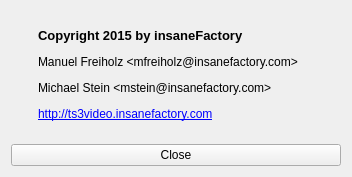
The window that projects/qts3videoclient/src/aboutwidget.ui (mfreiholz/ts3video) describes before a commit, drawn with Qt 5.
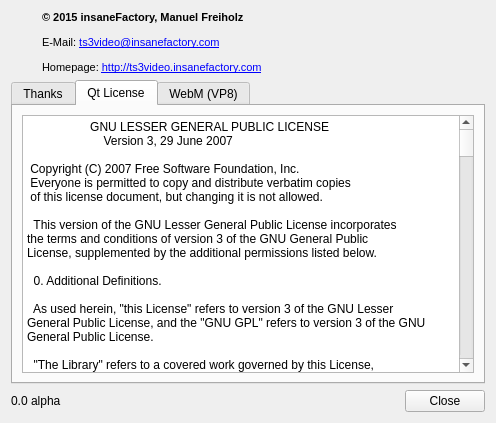
The same window after the commit. The open tabs and pages were chosen to show the change. Icons and pictures are not drawn.

Commit message: Updates about dialog with license and version information.

Patch:
```diff
--- a/projects/qts3videoclient/src/aboutwidget.ui
+++ b/projects/qts3videoclient/src/aboutwidget.ui
@@ -6,8 +6,8 @@
    <rect>
     <x>0</x>
     <y>0</y>
-    <width>352</width>
-    <height>177</height>
+    <width>496</width>
+    <height>423</height>
    </rect>
   </property>
   <property name="windowTitle">
@@ -17,7 +17,7 @@
    <item>
     <layout class="QHBoxLayout" name="horizontalLayout" stretch="0,1">
      <property name="spacing">
-      <number>20</number>
+      <number>24</number>
      </property>
      <item>
       <widget class="QLabel" name="label">
@@ -32,7 +32,13 @@
      <item>
       <widget class="QLabel" name="label_2">
        <property name="text">
-        <string>&lt;html&gt;&lt;head/&gt;&lt;body&gt;&lt;p&gt;&lt;span style=&quot; font-size:10pt; font-weight:600;&quot;&gt;Copyright 2015 by insaneFactory&lt;/span&gt;&lt;/p&gt;&lt;p&gt;Manuel Freiholz &amp;lt;mfreiholz@insanefactory.com&amp;gt;&lt;/p&gt;&lt;p&gt;Michael Stein &amp;lt;mstein@insanefactory.com&amp;gt;&lt;/p&gt;&lt;p&gt;&lt;a href=&quot;http://ts3video.insanefactory.com&quot;&gt;&lt;span style=&quot; text-decoration: underline; color:#0000ff;&quot;&gt;http://ts3video.insanefactory.com&lt;/span&gt;&lt;/a&gt;&lt;/p&gt;&lt;/body&gt;&lt;/html&gt;</string>
+        <string>&lt;!DOCTYPE HTML PUBLIC &quot;-//W3C//DTD HTML 4.0//EN&quot; &quot;http://www.w3.org/TR/REC-html40/strict.dtd&quot;&gt;
+&lt;html&gt;&lt;head&gt;&lt;meta name=&quot;qrichtext&quot; content=&quot;1&quot; /&gt;&lt;style type=&quot;text/css&quot;&gt;
+p, li { white-space: pre-wrap; }
+&lt;/style&gt;&lt;/head&gt;&lt;body style=&quot; font-family:'MS Shell Dlg 2'; font-size:8pt; font-weight:400; font-style:normal;&quot;&gt;
+&lt;p style=&quot; margin-top:12px; margin-bottom:12px; margin-left:0px; margin-right:0px; -qt-block-indent:0; text-indent:0px;&quot;&gt;&lt;span style=&quot; font-weight:600;&quot;&gt;© 2015 insaneFactory, Manuel Freiholz&lt;/span&gt;&lt;/p&gt;
+&lt;p style=&quot; margin-top:12px; margin-bottom:12px; margin-left:0px; margin-right:0px; -qt-block-indent:0; text-indent:0px;&quot;&gt;E-Mail: &lt;a href=&quot;mailto:ts3video@insanefactory.com&quot;&gt;&lt;span style=&quot; text-decoration: underline; color:#0000ff;&quot;&gt;ts3video@insanefactory.com&lt;/span&gt;&lt;/a&gt;&lt;/p&gt;
+&lt;p style=&quot; margin-top:12px; margin-bottom:12px; margin-left:0px; margin-right:0px; -qt-block-indent:0; text-indent:0px;&quot;&gt;Homepage: &lt;a href=&quot;http://ts3video.insanefactory.com&quot;&gt;&lt;span style=&quot; text-decoration: underline; color:#0000ff;&quot;&gt;http://ts3video.insanefactory.com&lt;/span&gt;&lt;/a&gt;&lt;/p&gt;&lt;/body&gt;&lt;/html&gt;</string>
        </property>
        <property name="textFormat">
         <enum>Qt::RichText</enum>
@@ -45,12 +51,772 @@
     </layout>
    </item>
    <item>
-    <widget class="QPushButton" name="pushButton">
-     <property name="text">
-      <string>Close</string>
+    <widget class="QTabWidget" name="tabWidget">
+     <property name="currentIndex">
+      <number>0</number>
      </property>
+     <widget class="QWidget" name="tab">
+      <attribute name="title">
+       <string>Thanks</string>
+      </attribute>
+      <layout class="QVBoxLayout" name="verticalLayout_4">
+       <item>
+        <widget class="QLabel" name="label_3">
+         <property name="text">
+          <string>Michael Stein, Software Developer</string>
+         </property>
+         <property name="alignment">
+          <set>Qt::AlignLeading|Qt::AlignLeft|Qt::AlignTop</set>
+         </property>
+        </widget>
+       </item>
+      </layout>
+     </widget>
+     <widget class="QWidget" name="tab_2">
+      <attribute name="title">
+       <string>Qt License</string>
+      </attribute>
+      <layout class="QVBoxLayout" name="verticalLayout_2">
+       <item>
+        <widget class="QPlainTextEdit" name="plainTextEdit">
+         <property name="readOnly">
+          <bool>true</bool>
+         </property>
+         <property name="plainText">
+          <string>                   GNU LESSER GENERAL PUBLIC LICENSE
+                       Version 3, 29 June 2007
+
+ Copyright (C) 2007 Free Software Foundation, Inc. &lt;http://fsf.org/&gt;
+ Everyone is permitted to copy and distribute verbatim copies
+ of this license document, but changing it is not allowed.
+
+  This version of the GNU Lesser General Public License incorporates
+the terms and conditions of version 3 of the GNU General Public
+License, supplemented by the additional permissions listed below.
+
+  0. Additional Definitions.
+
+  As used herein, &quot;this License&quot; refers to version 3 of the GNU Lesser
+General Public License, and the &quot;GNU GPL&quot; refers to version 3 of the GNU
+General Public License.
+
+  &quot;The Library&quot; refers to a covered work governed by this License,
+other than an Application or a Combined Work as defined below.
+
+  An &quot;Application&quot; is any work that makes use of an interface provided
+by the Library, but which is not otherwise based on the Library.
+Defining a subclass of a class defined by the Library is deemed a mode
+of using an interface provided by the Library.
+
+  A &quot;Combined Work&quot; is a work produced by combining or linking an
+Application with the Library.  The particular version of the Library
+with which the Combined Work was made is also called the &quot;Linked
+Version&quot;.
+
+  The &quot;Minimal Corresponding Source&quot; for a Combined Work means the
+Corresponding Source for the Combined Work, excluding any source code
+for portions of the Combined Work that, considered in isolation, are
+based on the Application, and not on the Linked Version.
+
+  The &quot;Corresponding Application Code&quot; for a Combined Work means the
+object code and/or source code for the Application, including any data
+and utility programs needed for reproducing the Combined Work from the
+Application, but excluding the System Libraries of the Combined Work.
+
+  1. Exception to Section 3 of the GNU GPL.
+
+  You may convey a covered work under sections 3 and 4 of this License
+without being bound by section 3 of the GNU GPL.
+
+  2. Conveying Modified Versions.
+
+  If you modify a copy of the Library, and, in your modifications, a
+facility refers to a function or data to be supplied by an Application
+that uses the facility (other than as an argument passed when the
+facility is invoked), then you may convey a copy of the modified
+version:
+
+   a) under this License, provided that you make a good faith effort to
+   ensure that, in the event an Application does not supply the
+   function or data, the facility still operates, and performs
+   whatever part of its purpose remains meaningful, or
+
+   b) under the GNU GPL, with none of the additional permissions of
+   this License applicable to that copy.
+
+  3. Object Code Incorporating Material from Library Header Files.
+
+  The object code form of an Application may incorporate material from
+a header file that is part of the Library.  You may convey such object
+code under terms of your choice, provided that, if the incorporated
+material is not limited to numerical parameters, data structure
+layouts and accessors, or small macros, inline functions and templates
+(ten or fewer lines in length), you do both of the following:
+
+   a) Give prominent notice with each copy of the object code that the
+   Library is used in it and that the Library and its use are
+   covered by this License.
+
+   b) Accompany the object code with a copy of the GNU GPL and this license
+   document.
+
+  4. Combined Works.
+
+  You may convey a Combined Work under terms of your choice that,
+taken together, effectively do not restrict modification of the
+portions of the Library contained in the Combined Work and reverse
+engineering for debugging such modifications, if you also do each of
+the following:
+
+   a) Give prominent notice with each copy of the Combined Work that
+   the Library is used in it and that the Library and its use are
+   covered by this License.
+
+   b) Accompany the Combined Work with a copy of the GNU GPL and this license
+   document.
+
+   c) For a Combined Work that displays copyright notices during
+   execution, include the copyright notice for the Library among
+   these notices, as well as a reference directing the user to the
+   copies of the GNU GPL and this license document.
+
+   d) Do one of the following:
+
+       0) Convey the Minimal Corresponding Source under the terms of this
+       License, and the Corresponding Application Code in a form
+       suitable for, and under terms that permit, the user to
+       recombine or relink the Application with a modified version of
+       the Linked Version to produce a modified Combined Work, in the
+       manner specified by section 6 of the GNU GPL for conveying
+       Corresponding Source.
+
+       1) Use a suitable shared library mechanism for linking with the
+       Library.  A suitable mechanism is one that (a) uses at run time
+       a copy of the Library already present on the user's computer
+       system, and (b) will operate properly with a modified version
+       of the Library that is interface-compatible with the Linked
+       Version.
+
+   e) Provide Installation Information, but only if you would otherwise
+   be required to provide such information under section 6 of the
+   GNU GPL, and only to the extent that such information is
+   necessary to install and execute a modified version of the
+   Combined Work produced by recombining or relinking the
+   Application with a modified version of the Linked Version. (If
+   you use option 4d0, the Installation Information must accompany
+   the Minimal Corresponding Source and Corresponding Application
+   Code. If you use option 4d1, you must provide the Installation
+   Information in the manner specified by section 6 of the GNU GPL
+   for conveying Corresponding Source.)
+
+  5. Combined Libraries.
+
+  You may place library facilities that are a work based on the
+Library side by side in a single library together with other library
+facilities that are not Applications and are not covered by this
+License, and convey such a combined library under terms of your
+choice, if you do both of the following:
+
+   a) Accompany the combined library with a copy of the same work based
+   on the Library, uncombined with any other library facilities,
+   conveyed under the terms of this License.
+
+   b) Give prominent notice with the combined library that part of it
+   is a work based on the Library, and explaining where to find the
+   accompanying uncombined form of the same work.
+
+  6. Revised Versions of the GNU Lesser General Public License.
+
+  The Free Software Foundation may publish revised and/or new versions
+of the GNU Lesser General Public License from time to time. Such new
+versions will be similar in spirit to the present version, but may
+differ in detail to address new problems or concerns.
+
+  Each version is given a distinguishing version number. If the
+Library as you received it specifies that a certain numbered version
+of the GNU Lesser General Public License &quot;or any later version&quot;
+applies to it, you have the option of following the terms and
+conditions either of that published version or of any later version
+published by the Free Software Foundation. If the Library as you
+received it does not specify a version number of the GNU Lesser
+General Public License, you may choose any version of the GNU Lesser
+General Public License ever published by the Free Software Foundation.
+
+  If the Library as you received it specifies that a proxy can decide
+whether future versions of the GNU Lesser General Public License shall
+apply, that proxy's public statement of acceptance of any version is
+permanent authorization for you to choose that version for the
+Library.
+LGPL version 2.1
+
+                  GNU LESSER GENERAL PUBLIC LICENSE
+                       Version 2.1, February 1999
+
+ Copyright (C) 1991, 1999 Free Software Foundation, Inc.
+ 51 Franklin Street, Fifth Floor, Boston, MA  02110-1301  USA
+ Everyone is permitted to copy and distribute verbatim copies
+ of this license document, but changing it is not allowed.
+
+[This is the first released version of the Lesser GPL.  It also counts
+ as the successor of the GNU Library Public License, version 2, hence
+ the version number 2.1.]
+
+                            Preamble
+
+  The licenses for most software are designed to take away your
+freedom to share and change it.  By contrast, the GNU General Public
+Licenses are intended to guarantee your freedom to share and change
+free software--to make sure the software is free for all its users.
+
+  This license, the Lesser General Public License, applies to some
+specially designated software packages--typically libraries--of the
+Free Software Foundation and other authors who decide to use it.  You
+can use it too, but we suggest you first think carefully about whether
+this license or the ordinary General Public License is the better
+strategy to use in any particular case, based on the explanations below.
+
+  When we speak of free software, we are referring to freedom of use,
+not price.  Our General Public Licenses are designed to make sure that
+you have the freedom to distribute copies of free software (and charge
+for this service if you wish); that you receive source code or can get
+it if you want it; that you can change the software and use pieces of
+it in new free programs; and that you are informed that you can do
+these things.
+
+  To protect your rights, we need to make restrictions that forbid
+distributors to deny you these rights or to ask you to surrender these
+rights.  These restrictions translate to certain responsibilities for
+you if you distribute copies of the library or if you modify it.
+
+  For example, if you distribute copies of the library, whether gratis
+or for a fee, you must give the recipients all the rights that we gave
+you.  You must make sure that they, too, receive or can get the source
+code.  If you link other code with the library, you must provide
+complete object files to the recipients, so that they can relink them
+with the library after making changes to the library and recompiling
+it.  And you must show them these terms so they know their rights.
+
+  We protect your rights with a two-step method: (1) we copyright the
+library, and (2) we offer you this license, which gives you legal
+permission to copy, distribute and/or modify the library.
+
+  To protect each distributor, we want to make it very clear that
+there is no warranty for the free library.  Also, if the library is
+modified by someone else and passed on, the recipients should know
+that what they have is not the original version, so that the original
+author's reputation will not be affected by problems that might be
+introduced by others.
+
+  Finally, software patents pose a constant threat to the existence of
+any free program.  We wish to make sure that a company cannot
+effectively restrict the users of a free program by obtaining a
+restrictive license from a patent holder.  Therefore, we insist that
+any patent license obtained for a version of the library must be
+consistent with the full freedom of use specified in this license.
+
+  Most GNU software, including some libraries, is covered by the
+ordinary GNU General Public License.  This license, the GNU Lesser
+General Public License, applies to certain designated libraries, and
+is quite different from the ordinary General Public License.  We use
+this license for certain libraries in order to permit linking those
+libraries into non-free programs.
+
+  When a program is linked with a library, whether statically or using
+a shared library, the combination of the two is legally speaking a
+combined work, a derivative of the original library.  The ordinary
+General Public License therefore permits such linking only if the
+entire combination fits its criteria of freedom.  The Lesser General
+Public License permits more lax criteria for linking other code with
+the library.
+
+  We call this license the &quot;Lesser&quot; General Public License because it
+does Less to protect the user's freedom than the ordinary General
+Public License.  It also provides other free software developers Less
+of an advantage over competing non-free programs.  These disadvantages
+are the reason we use the ordinary General Public License for many
+libraries.  However, the Lesser license provides advantages in certain
+special circumstances.
+
+  For example, on rare occasions, there may be a special need to
+encourage the widest possible use of a certain library, so that it becomes
+a de-facto standard.  To achieve this, non-free programs must be
+allowed to use the library.  A more frequent case is that a free
+library does the same job as widely used non-free libraries.  In this
+case, there is little to gain by limiting the free library to free
+software only, so we use the Lesser General Public License.
+
+  In other cases, permission to use a particular library in non-free
+programs enables a greater number of people to use a large body of
+free software.  For example, permission to use the GNU C Library in
+non-free programs enables many more people to use the whole GNU
+operating system, as well as its variant, the GNU/Linux operating
+system.
+
+  Although the Lesser General Public License is Less protective of the
+users' freedom, it does ensure that the user of a program that is
+linked with the Library has the freedom and the wherewithal to run
+that program using a modified version of the Library.
+
+  The precise terms and conditions for copying, distribution and
+modification follow.  Pay close attention to the difference between a
+&quot;work based on the library&quot; and a &quot;work that uses the library&quot;.  The
+former contains code derived from the library, whereas the latter must
+be combined with the library in order to run.
+
+                  GNU LESSER GENERAL PUBLIC LICENSE
+   TERMS AND CONDITIONS FOR COPYING, DISTRIBUTION AND MODIFICATION
+
+  0. This License Agreement applies to any software library or other
+program which contains a notice placed by the copyright holder or
+other authorized party saying it may be distributed under the terms of
+this Lesser General Public License (also called &quot;this License&quot;).
+Each licensee is addressed as &quot;you&quot;.
+
+  A &quot;library&quot; means a collection of software functions and/or data
+prepared so as to be conveniently linked with application programs
+(which use some of those functions and data) to form executables.
+
+  The &quot;Library&quot;, below, refers to any such software library or work
+which has been distributed under these terms.  A &quot;work based on the
+Library&quot; means either the Library or any derivative work under
+copyright law: that is to say, a work containing the Library or a
+portion of it, either verbatim or with modifications and/or translated
+straightforwardly into another language.  (Hereinafter, translation is
+included without limitation in the term &quot;modification&quot;.)
+
+  &quot;Source code&quot; for a work means the preferred form of the work for
+making modifications to it.  For a library, complete source code means
+all the source code for all modules it contains, plus any associated
+interface definition files, plus the scripts used to control compilation
+and installation of the library.
+
+  Activities other than copying, distribution and modification are not
+covered by this License; they are outside its scope.  The act of
+running a program using the Library is not restricted, and output from
+such a program is covered only if its contents constitute a work based
+on the Library (independent of the use of the Library in a tool for
+writing it).  Whether that is true depends on what the Library does
+and what the program that uses the Library does.
+
+  1. You may copy and distribute verbatim copies of the Library's
+complete source code as you receive it, in any medium, provided that
+you conspicuously and appropriately publish on each copy an
+appropriate copyright notice and disclaimer of warranty; keep intact
+all the notices that refer to this License and to the absence of any
+warranty; and distribute a copy of this License along with the
+Library.
+
+  You may charge a fee for the physical act of transferring a copy,
+and you may at your option offer warranty protection in exchange for a
+fee.
+
+  2. You may modify your copy or copies of the Library or any portion
+of it, thus forming a work based on the Library, and copy and
+distribute such modifications or work under the terms of Section 1
+above, provided that you also meet all of these conditions:
+
+    a) The modified work must itself be a software library.
+
+    b) You must cause the files modified to carry prominent notices
+    stating that you changed the files and the date of any change.
+
+    c) You must cause the whole of the work to be licensed at no
+    charge to all third parties under the terms of this License.
+
+    d) If a facility in the modified Library refers to a function or a
+    table of data to be supplied by an application program that uses
+    the facility, other than as an argument passed when the facility
+    is invoked, then you must make a good faith effort to ensure that,
+    in the event an application does not supply such function or
+    table, the facility still operates, and performs whatever part of
+    its purpose remains meaningful.
+
+    (For example, a function in a library to compute square roots has
+    a purpose that is entirely well-defined independent of the
+    application.  Therefore, Subsection 2d requires that any
+    application-supplied function or table used by this function must
+    be optional: if the application does not supply it, the square
+    root function must still compute square roots.)
+
+These requirements apply to the modified work as a whole.  If
+identifiable sections of that work are not derived from the Library,
+and can be reasonably considered independent and separate works in
+themselves, then this License, and its terms, do not apply to those
+sections when you distribute them as separate works.  But when you
+distribute the same sections as part of a whole which is a work based
+on the Library, the distribution of the whole must be on the terms of
+this License, whose permissions for other licensees extend to the
+entire whole, and thus to each and every part regardless of who wrote
+it.
+
+Thus, it is not the intent of this section to claim rights or contest
+your rights to work written entirely by you; rather, the intent is to
+exercise the right to control the distribution of derivative or
+collective works based on the Library.
+
+In addition, mere aggregation of another work not based on the Library
+with the Library (or with a work based on the Library) on a volume of
+a storage or distribution medium does not bring the other work under
+the scope of this License.
+
+  3. You may opt to apply the terms of the ordinary GNU General Public
+License instead of this License to a given copy of the Library.  To do
+this, you must alter all the notices that refer to this License, so
+that they refer to the ordinary GNU General Public License, version 2,
+instead of to this License.  (If a newer version than version 2 of the
+ordinary GNU General Public License has appeared, then you can specify
+that version instead if you wish.)  Do not make any other change in
+these notices.
+
+  Once this change is made in a given copy, it is irreversible for
+that copy, so the ordinary GNU General Public License applies to all
+subsequent copies and derivative works made from that copy.
+
+  This option is useful when you wish to copy part of the code of
+the Library into a program that is not a library.
+
+  4. You may copy and distribute the Library (or a portion or
+derivative of it, under Section 2) in object code or executable form
+under the terms of Sections 1 and 2 above provided that you accompany
+it with the complete corresponding machine-readable source code, which
+must be distributed under the terms of Sections 1 and 2 above on a
+medium customarily used for software interchange.
+
+  If distribution of object code is made by offering access to copy
+from a designated place, then offering equivalent access to copy the
+source code from the same place satisfies the requirement to
+distribute the source code, even though third parties are not
+compelled to copy the source along with the object code.
+
+  5. A program that contains no derivative of any portion of the
+Library, but is designed to work with the Library by being compiled or
+linked with it, is called a &quot;work that uses the Library&quot;.  Such a
+work, in isolation, is not a derivative work of the Library, and
+therefore falls outside the scope of this License.
+
+  However, linking a &quot;work that uses the Library&quot; with the Library
+creates an executable that is a derivative of the Library (because it
+contains portions of the Library), rather than a &quot;work that uses the
+library&quot;.  The executable is therefore covered by this License.
+Section 6 states terms for distribution of such executables.
+
+  When a &quot;work that uses the Library&quot; uses material from a header file
+that is part of the Library, the object code for the work may be a
+derivative work of the Library even though the source code is not.
+Whether this is true is especially significant if the work can be
+linked without the Library, or if the work is itself a library.  The
+threshold for this to be true is not precisely defined by law.
+
+  If such an object file uses only numerical parameters, data
+structure layouts and accessors, and small macros and small inline
+functions (ten lines or less in length), then the use of the object
+file is unrestricted, regardless of whether it is legally a derivative
+work.  (Executables containing this object code plus portions of the
+Library will still fall under Section 6.)
+
+  Otherwise, if the work is a derivative of the Library, you may
+distribute the object code for the work under the terms of Section 6.
+Any executables containing that work also fall under Section 6,
+whether or not they are linked directly with the Library itself.
+
+  6. As an exception to the Sections above, you may also combine or
+link a &quot;work that uses the Library&quot; with the Library to produce a
+work containing portions of the Library, and distribute that work
+under terms of your choice, provided that the terms permit
+modification of the work for the customer's own use and reverse
+engineering for debugging such modifications.
+
+  You must give prominent notice with each copy of the work that the
+Library is used in it and that the Library and its use are covered by
+this License.  You must supply a copy of this License.  If the work
+during execution displays copyright notices, you must include the
+copyright notice for the Library among them, as well as a reference
+directing the user to the copy of this License.  Also, you must do one
+of these things:
+
+    a) Accompany the work with the complete corresponding
+    machine-readable source code for the Library including whatever
+    changes were used in the work (which must be distributed under
+    Sections 1 and 2 above); and, if the work is an executable linked
+    with the Library, with the complete machine-readable &quot;work that
+    uses the Library&quot;, as object code and/or source code, so that the
+    user can modify the Library and then relink to produce a modified
+    executable containing the modified Library.  (It is understood
+    that the user who changes the contents of definitions files in the
+    Library will not necessarily be able to recompile the application
+    to use the modified definitions.)
+
+    b) Use a suitable shared library mechanism for linking with the
+    Library.  A suitable mechanism is one that (1) uses at run time a
+    copy of the library already present on the user's computer system,
+    rather than copying library functions into the executable, and (2)
+    will operate properly with a modified version of the library, if
+    the user installs one, as long as the modified version is
+    interface-compatible with the version that the work was made with.
+
+    c) Accompany the work with a written offer, valid for at
+    least three years, to give the same user the materials
+    specified in Subsection 6a, above, for a charge no more
+    than the cost of performing this distribution.
+
+    d) If distribution of the work is made by offering access to copy
+    from a designated place, offer equivalent access to copy the above
+    specified materials from the same place.
+
+    e) Verify that the user has already received a copy of these
+    materials or that you have already sent this user a copy.
+
+  For an executable, the required form of the &quot;work that uses the
+Library&quot; must include any data and utility programs needed for
+reproducing the executable from it.  However, as a special exception,
+the materials to be distributed need not include anything that is
+normally distributed (in either source or binary form) with the major
+components (compiler, kernel, and so on) of the operating system on
+which the executable runs, unless that component itself accompanies
+the executable.
+
+  It may happen that this requirement contradicts the license
+restrictions of other proprietary libraries that do not normally
+accompany the operating system.  Such a contradiction means you cannot
+use both them and the Library together in an executable that you
+distribute.
+
+  7. You may place library facilities that are a work based on the
+Library side-by-side in a single library together with other library
+facilities not covered by this License, and distribute such a combined
+library, provided that the separate distribution of the work based on
+the Library and of the other library facilities is otherwise
+permitted, and provided that you do these two things:
+
+    a) Accompany the combined library with a copy of the same work
+    based on the Library, uncombined with any other library
+    facilities.  This must be distributed under the terms of the
+    Sections above.
+
+    b) Give prominent notice with the combined library of the fact
+    that part of it is a work based on the Library, and explaining
+    where to find the accompanying uncombined form of the same work.
+
+  8. You may not copy, modify, sublicense, link with, or distribute
+0the Library except as expressly provided under this License.  Any
+attempt otherwise to copy, modify, sublicense, link with, or
+distribute the Library is void, and will automatically terminate your
+rights under this License.  However, parties who have received copies,
+or rights, from you under this License will not have their licenses
+terminated so long as such parties remain in full compliance.
+
+  9. You are not required to accept this License, since you have not
+signed it.  However, nothing else grants you permission to modify or
+distribute the Library or its derivative works.  These actions are
+prohibited by law if you do not accept this License.  Therefore, by
+modifying or distributing the Library (or any work based on the
+Library), you indicate your acceptance of this License to do so, and
+all its terms and conditions for copying, distributing or modifying
+the Library or works based on it.
+
+  10. Each time you redistribute the Library (or any work based on the
+Library), the recipient automatically receives a license from the
+original licensor to copy, distribute, link with or modify the Library
+subject to these terms and conditions.  You may not impose any further
+restrictions on the recipients' exercise of the rights granted herein.
+You are not responsible for enforcing compliance by third parties with
+this License.
+
+  11. If, as a consequence of a court judgment or allegation of patent
+infringement or for any other reason (not limited to patent issues),
+conditions are imposed on you (whether by court order, agreement or
+otherwise) that contradict the conditions of this License, they do not
+excuse you from the conditions of this License.  If you cannot
+distribute so as to satisfy simultaneously your obligations under this
+License and any other pertinent obligations, then as a consequence you
+may not distribute the Library at all.  For example, if a patent
+license would not permit royalty-free redistribution of the Library by
+all those who receive copies directly or indirectly through you, then
+the only way you could satisfy both it and this License would be to
+refrain entirely from distribution of the Library.
+
+If any portion of this section is held invalid or unenforceable under any
+particular circumstance, the balance of the section is intended to apply,
+and the section as a whole is intended to apply in other circumstances.
+
+It is not the purpose of this section to induce you to infringe any
+patents or other property right claims or to contest validity of any
+such claims; this section has the sole purpose of protecting the
+integrity of the free software distribution system which is
+implemented by public license practices.  Many people have made
+generous contributions to the wide range of software distributed
+through that system in reliance on consistent application of that
+system; it is up to the author/donor to decide if he or she is willing
+to distribute software through any other system and a licensee cannot
+impose that choice.
+
+This section is intended to make thoroughly clear what is believed to
+be a consequence of the rest of this License.
+
+  12. If the distribution and/or use of the Library is restricted in
+certain countries either by patents or by copyrighted interfaces, the
+original copyright holder who places the Library under this License may add
+an explicit geographical distribution limitation excluding those countries,
+so that distribution is permitted only in or among countries not thus
+excluded.  In such case, this License incorporates the limitation as if
+written in the body of this License.
+
+  13. The Free Software Foundation may publish revised and/or new
+versions of the Lesser General Public License from time to time.
+Such new versions will be similar in spirit to the present version,
+but may differ in detail to address new problems or concerns.
+
+Each version is given a distinguishing version number.  If the Library
+specifies a version number of this License which applies to it and
+&quot;any later version&quot;, you have the option of following the terms and
+conditions either of that version or of any later version published by
+the Free Software Foundation.  If the Library does not specify a
+license version number, you may choose any version ever published by
+the Free Software Foundation.
+
+  14. If you wish to incorporate parts of the Library into other free
+programs whose distribution conditions are incompatible with these,
+write to the author to ask for permission.  For software which is
+copyrighted by the Free Software Foundation, write to the Free
+Software Foundation; we sometimes make exceptions for this.  Our
+decision will be guided by the two goals of preserving the free status
+of all derivatives of our free software and of promoting the sharing
+and reuse of software generally.
+
+                            NO WARRANTY
+
+  15. BECAUSE THE LIBRARY IS LICENSED FREE OF CHARGE, THERE IS NO
+WARRANTY FOR THE LIBRARY, TO THE EXTENT PERMITTED BY APPLICABLE LAW.
+EXCEPT WHEN OTHERWISE STATED IN WRITING THE COPYRIGHT HOLDERS AND/OR
+OTHER PARTIES PROVIDE THE LIBRARY &quot;AS IS&quot; WITHOUT WARRANTY OF ANY
+KIND, EITHER EXPRESSED OR IMPLIED, INCLUDING, BUT NOT LIMITED TO, THE
+IMPLIED WARRANTIES OF MERCHANTABILITY AND FITNESS FOR A PARTICULAR
+PURPOSE.  THE ENTIRE RISK AS TO THE QUALITY AND PERFORMANCE OF THE
+LIBRARY IS WITH YOU.  SHOULD THE LIBRARY PROVE DEFECTIVE, YOU ASSUME
+THE COST OF ALL NECESSARY SERVICING, REPAIR OR CORRECTION.
+
+  16. IN NO EVENT UNLESS REQUIRED BY APPLICABLE LAW OR AGREED TO IN
+WRITING WILL ANY COPYRIGHT HOLDER, OR ANY OTHER PARTY WHO MAY MODIFY
+AND/OR REDISTRIBUTE THE LIBRARY AS PERMITTED ABOVE, BE LIABLE TO YOU
+FOR DAMAGES, INCLUDING ANY GENERAL, SPECIAL, INCIDENTAL OR
+CONSEQUENTIAL DAMAGES ARISING OUT OF THE USE OR INABILITY TO USE THE
+LIBRARY (INCLUDING BUT NOT LIMITED TO LOSS OF DATA OR DATA BEING
+RENDERED INACCURATE OR LOSSES SUSTAINED BY YOU OR THIRD PARTIES OR A
+FAILURE OF THE LIBRARY TO OPERATE WITH ANY OTHER SOFTWARE), EVEN IF
+SUCH HOLDER OR OTHER PARTY HAS BEEN ADVISED OF THE POSSIBILITY OF SUCH
+DAMAGES.
+
+                     END OF TERMS AND CONDITIONS
+
+           How to Apply These Terms to Your New Libraries
+
+  If you develop a new library, and you want it to be of the greatest
+possible use to the public, we recommend making it free software that
+everyone can redistribute and change.  You can do so by permitting
+redistribution under these terms (or, alternatively, under the terms of the
+ordinary General Public License).
+
+  To apply these terms, attach the following notices to the library.  It is
+safest to attach them to the start of each source file to most effectively
+convey the exclusion of warranty; and each file should have at least the
+&quot;copyright&quot; line and a pointer to where the full notice is found.
+
+    &lt;one line to give the library's name and a brief idea of what it does.&gt;
+    Copyright (C) &lt;year&gt;  &lt;name of author&gt;
+
+    This library is free software; you can redistribute it and/or
+    modify it under the terms of the GNU Lesser General Public
+    License as published by the Free Software Foundation; either
+    version 2.1 of the License, or (at your option) any later version.
+
+    This library is distributed in the hope that it will be useful,
+    but WITHOUT ANY WARRANTY; without even the implied warranty of
+    MERCHANTABILITY or FITNESS FOR A PARTICULAR PURPOSE.  See the GNU
+    Lesser General Public License for more details.
+
+    You should have received a copy of the GNU Lesser General Public
+    License along with this library; if not, write to the Free Software
+    Foundation, Inc., 51 Franklin Street, Fifth Floor, Boston, MA  02110-1301  USA
+
+Also add information on how to contact you by electronic and paper mail.
+
+You should also get your employer (if you work as a programmer) or your
+school, if any, to sign a &quot;copyright disclaimer&quot; for the library, if
+necessary.  Here is a sample; alter the names:
+
+  Yoyodyne, Inc., hereby disclaims all copyright interest in the
+  library `Frob' (a library for tweaking knobs) written by James Random Hacker.
+
+  &lt;signature of Ty Coon&gt;, 1 April 1990
+  Ty Coon, President of Vice
+
+That's all there is to it!</string>
+         </property>
+        </widget>
+       </item>
+      </layout>
+     </widget>
+     <widget class="QWidget" name="tab_3">
+      <attribute name="title">
+       <string>WebM (VP8)</string>
+      </attribute>
+      <layout class="QVBoxLayout" name="verticalLayout_3">
+       <item>
+        <widget class="QPlainTextEdit" name="plainTextEdit_2">
+         <property name="readOnly">
+          <bool>true</bool>
+         </property>
+         <property name="plainText">
+          <string>Software License
+Copyright (c) 2010, Google Inc. All rights reserved.
+
+Redistribution and use in source and binary forms, with or without modification, are permitted provided that the following conditions are met:
+
+Redistributions of source code must retain the above copyright notice, this list of conditions and the following disclaimer.
+
+Redistributions in binary form must reproduce the above copyright notice, this list of conditions and the following disclaimer in the documentation and/or other materials provided with the distribution.
+
+Neither the name of Google nor the names of its contributors may be used to endorse or promote products derived from this software without specific prior written permission.
+
+THIS SOFTWARE IS PROVIDED BY THE COPYRIGHT HOLDERS AND CONTRIBUTORS &quot;AS IS&quot; AND ANY EXPRESS OR IMPLIED WARRANTIES, INCLUDING, BUT NOT LIMITED TO, THE IMPLIED WARRANTIES OF MERCHANTABILITY AND FITNESS FOR A PARTICULAR PURPOSE ARE DISCLAIMED. IN NO EVENT SHALL THE COPYRIGHT HOLDER OR CONTRIBUTORS BE LIABLE FOR ANY DIRECT, INDIRECT, INCIDENTAL, SPECIAL, EXEMPLARY, OR CONSEQUENTIAL DAMAGES (INCLUDING, BUT NOT LIMITED TO, PROCUREMENT OF SUBSTITUTE GOODS OR SERVICES; LOSS OF USE, DATA, OR PROFITS; OR BUSINESS INTERRUPTION) HOWEVER CAUSED AND ON ANY THEORY OF LIABILITY, WHETHER IN CONTRACT, STRICT LIABILITY, OR TORT (INCLUDING NEGLIGENCE OR OTHERWISE) ARISING IN ANY WAY OUT OF THE USE OF THIS SOFTWARE, EVEN IF ADVISED OF THE POSSIBILITY OF SUCH DAMAGE.</string>
+         </property>
+        </widget>
+       </item>
+      </layout>
+     </widget>
     </widget>
    </item>
+   <item>
+    <layout class="QHBoxLayout" name="horizontalLayout_2">
+     <item>
+      <widget class="QLabel" name="versionLabel">
+       <property name="text">
+        <string>0.0 alpha</string>
+       </property>
+      </widget>
+     </item>
+     <item>
+      <spacer name="horizontalSpacer">
+       <property name="orientation">
+        <enum>Qt::Horizontal</enum>
+       </property>
+       <property name="sizeHint" stdset="0">
+        <size>
+         <width>40</width>
+         <height>20</height>
+        </size>
+       </property>
+      </spacer>
+     </item>
+     <item>
+      <widget class="QPushButton" name="closeButton">
+       <property name="text">
+        <string>Close</string>
+       </property>
+      </widget>
+     </item>
+    </layout>
+   </item>
   </layout>
  </widget>
  <resources>
```
Left out of the diff: 2 changed lines with no effect on the pictures. The commit also changes 2 other files.
